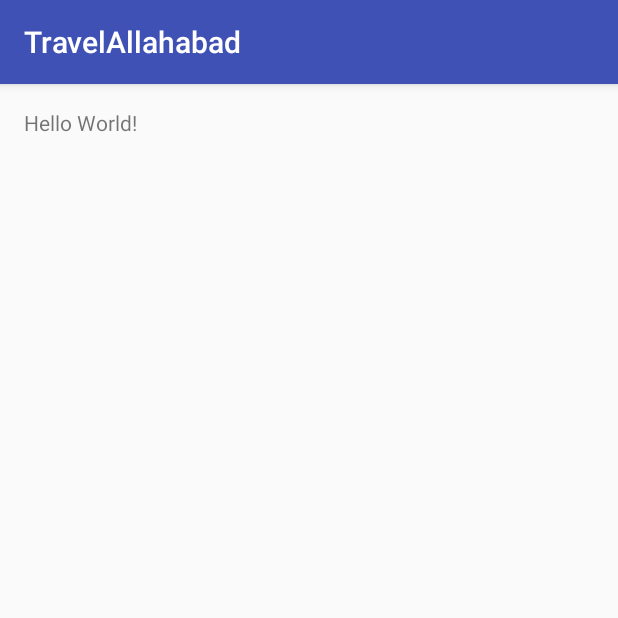
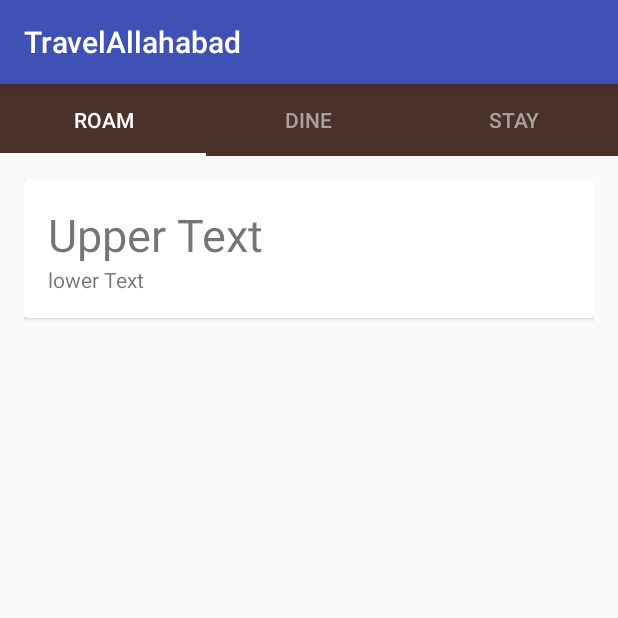
Before and after one commit to swakez/TravelAllahabad, an Android app: the screen it shows after launch (MainActivity), on a phone screen of 412 x 824 dp, the top half of it. Run offline under Robolectric (Android 15) with nearby library versions, the phone set to English and light mode, and no system bars.

```diff
--- a/app/build.gradle
+++ b/app/build.gradle
@@ -25,5 +25,8 @@ dependencies {
         exclude group: 'com.android.support', module: 'support-annotations'
     })
     compile 'com.android.support:appcompat-v7:25.1.1'
+    compile 'com.android.support:design:25.1.1'
+    compile 'com.android.support:cardview-v7:25.1.1'
+    compile 'com.android.support:recyclerview-v7:25.1.1'
     testCompile 'junit:junit:4.12'
 }
--- a/app/src/main/java/com/example/android/travelallahabad/MainActivity.java
+++ b/app/src/main/java/com/example/android/travelallahabad/MainActivity.java
@@ -1,5 +1,7 @@
 package com.example.android.travelallahabad;
 
+import android.support.design.widget.TabLayout;
+import android.support.v4.view.ViewPager;
 import android.support.v7.app.AppCompatActivity;
 import android.os.Bundle;
 
@@ -9,5 +11,14 @@ public class MainActivity extends AppCompatActivity {
     protected void onCreate(Bundle savedInstanceState) {
         super.onCreate(savedInstanceState);
         setContentView(R.layout.activity_main);
+
+        ViewPager viewPager = (ViewPager) findViewById(R.id.view_pager);
+
+        SimpleFragmentPagerAdapter adapter = new SimpleFragmentPagerAdapter(getSupportFragmentManager());
+
+        viewPager.setAdapter(adapter);
+
+        TabLayout tabLayout = (TabLayout)findViewById(R.id.tab_layout_category);
+        tabLayout.setupWithViewPager(viewPager);
     }
 }
--- /dev/null
+++ b/app/src/main/java/com/example/android/travelallahabad/RoamFragment.java
@@ -0,0 +1,21 @@
+package com.example.android.travelallahabad;
+
+import android.os.Bundle;
+import android.support.annotation.Nullable;
+import android.support.v4.app.Fragment;
+import android.view.LayoutInflater;
+import android.view.View;
+import android.view.ViewGroup;
+
+/**
+ * Created by swati on 04/04/2017.
+ */
+
+public class RoamFragment extends Fragment {
+    @Nullable
+    @Override
+    public View onCreateView(LayoutInflater inflater, @Nullable ViewGroup container, @Nullable Bundle savedInstanceState) {
+        View view = inflater.inflate(R.layout.default_layout,container,false);
+        return view;
+    }
+}
--- /dev/null
+++ b/app/src/main/java/com/example/android/travelallahabad/SimpleFragmentPagerAdapter.java
@@ -0,0 +1,33 @@
+package com.example.android.travelallahabad;
+
+import android.support.v4.app.Fragment;
+import android.support.v4.app.FragmentManager;
+import android.support.v4.app.FragmentPagerAdapter;
+
+/**
+ * Created by swati on 04/04/2017.
+ */
+
+public class SimpleFragmentPagerAdapter extends FragmentPagerAdapter {
+
+    private String tabTitles[] = new String[] {"Roam","Dine","Stay"};
+
+    public SimpleFragmentPagerAdapter(FragmentManager fm){
+        super(fm);
+    }
+
+    @Override
+    public Fragment getItem(int position) {
+        return new RoamFragment();
+    }
+
+    @Override
+    public CharSequence getPageTitle(int position) {
+        return tabTitles[position];
+    }
+
+    @Override
+    public int getCount() {
+        return 3;
+    }
+}
--- a/app/src/main/res/layout/activity_main.xml
+++ b/app/src/main/res/layout/activity_main.xml
@@ -1,17 +1,26 @@
 <?xml version="1.0" encoding="utf-8"?>
-<RelativeLayout xmlns:android="http://schemas.android.com/apk/res/android"
+<LinearLayout xmlns:android="http://schemas.android.com/apk/res/android"
+    xmlns:app="http://schemas.android.com/apk/res-auto"
     xmlns:tools="http://schemas.android.com/tools"
     android:id="@+id/activity_main"
     android:layout_width="match_parent"
     android:layout_height="match_parent"
-    android:paddingBottom="@dimen/activity_vertical_margin"
-    android:paddingLeft="@dimen/activity_horizontal_margin"
-    android:paddingRight="@dimen/activity_horizontal_margin"
-    android:paddingTop="@dimen/activity_vertical_margin"
+    android:orientation="vertical"
     tools:context="com.example.android.travelallahabad.MainActivity">
 
-    <TextView
-        android:layout_width="wrap_content"
+    <android.support.design.widget.TabLayout
+        android:id="@+id/tab_layout_category"
+        android:layout_width="match_parent"
         android:layout_height="wrap_content"
-        android:text="Hello World!" />
-</RelativeLayout>
+        app:tabMode="fixed"
+        app:tabBackground="@color/primary_color"
+        app:tabSelectedTextColor="@color/selected_tab_text_color"
+        app:tabIndicatorColor="@color/selected_tab_text_color"
+        app:tabTextColor="@color/tab_text_color"
+        />
+    <android.support.v4.view.ViewPager
+        android:id="@+id/view_pager"
+        android:layout_width="match_parent"
+        android:layout_height="match_parent"/>
+
+</LinearLayout>
--- /dev/null
+++ b/app/src/main/res/layout/default_layout.xml
@@ -0,0 +1,33 @@
+<?xml version="1.0" encoding="utf-8"?>
+<LinearLayout xmlns:android="http://schemas.android.com/apk/res/android"
+    android:layout_width="match_parent"
+    android:layout_height="match_parent"
+    android:padding="16dp">
+
+    <android.support.v7.widget.CardView
+        android:layout_width="match_parent"
+        android:layout_height="wrap_content"
+        android:id="@+id/cardview"
+        >
+        <LinearLayout
+
+            android:layout_width="match_parent"
+            android:layout_height="wrap_content"
+            android:padding="16dp"
+            android:orientation="vertical">
+
+            <TextView
+                android:layout_height="wrap_content"
+                android:layout_width="match_parent"
+                android:text="Upper Text"
+                android:textSize="30sp"
+                />
+            <TextView
+                android:layout_height="wrap_content"
+                android:layout_width="match_parent"
+                android:text="lower Text"
+                />
+
+        </LinearLayout>
+        </android.support.v7.widget.CardView>
+</LinearLayout>
--- a/app/src/main/res/values/colors.xml
+++ b/app/src/main/res/values/colors.xml
@@ -3,4 +3,17 @@
     <color name="colorPrimary">#3F51B5</color>
     <color name="colorPrimaryDark">#303F9F</color>
     <color name="colorAccent">#FF4081</color>
+    <!-- Primary color of the app (shown in the app bar) -->
+    <color name="primary_color">#4A312A</color>
+
+    <!-- Primary dark color of the app (shown in the status bar) -->
+    <color name="primary_dark_color">#2F1D1A</color>
+
+    <!-- Background color for app -->
+    <color name="tan_background">#FFF7DA</color>
+    <!-- Color -->
+    <color name="tab_text_color">#A8A19E </color>
+
+    <color name="selected_tab_text_color">#FFFFFF</color>
+
 </resources>
```
